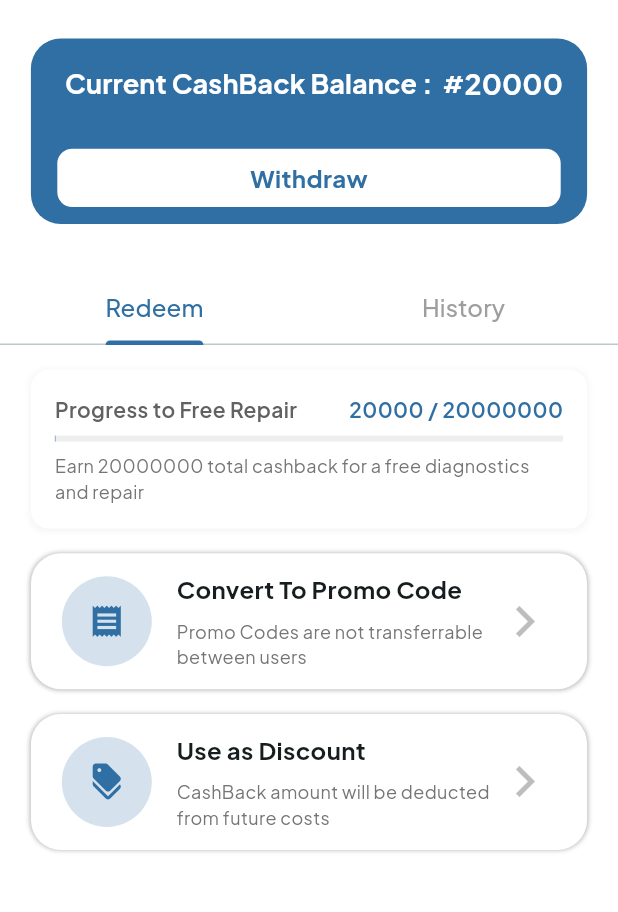
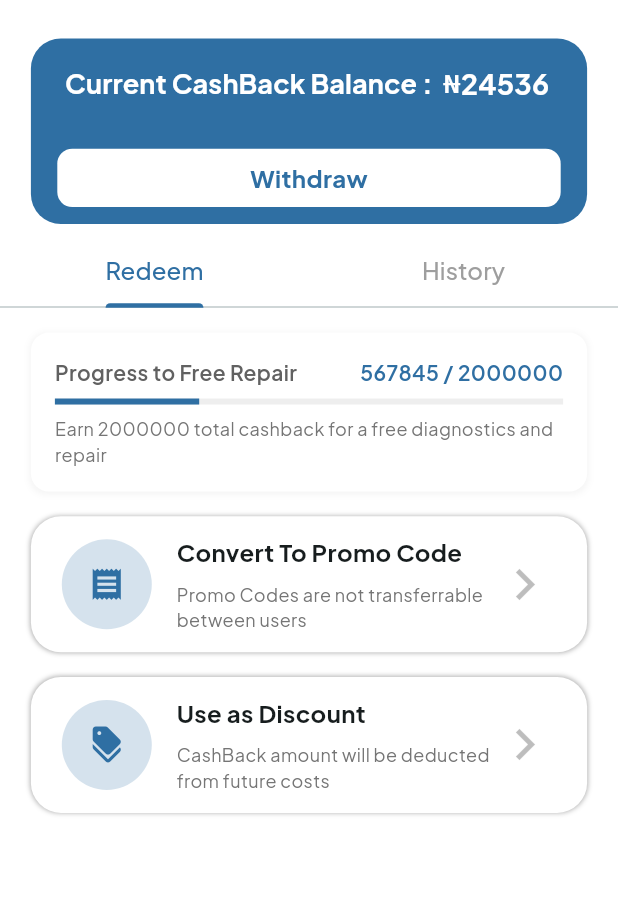
Before and after one commit to ThatLinuxGuyYouKnow/Rewards, a Flutter app: the screen it shows after launch, on a phone screen of 412 x 824 dp, the part 63-975 px from its top. Run offline on Flutter 3.47's test engine with Material 3 defaults, Android fonts, the phone set to English and light mode, and no system bars; our stand-ins replace google_fonts.

Commit message:
fixed total cashbacks relation to progress bat title

```diff
--- a/lib/MockData/cashBackHistoryEnquiryResponse.json
+++ b/lib/MockData/cashBackHistoryEnquiryResponse.json
@@ -5,8 +5,9 @@
             "firstName": "Ayobami",
             "lastName": "Alabi"
         },
-        "totalCashback": 200000000,
-        "cashbackBalance": 20000,
+        "totalCashback": 567845,
+        "cashbackBalance": 24536,
+        "cashback_goal": 2000000,
         "cashbackHistory": [
             {
                 "transactionID": "T12345",
--- a/lib/Tabs/historyTab.dart
+++ b/lib/Tabs/historyTab.dart
@@ -101,7 +101,7 @@ class _HistoryTabState extends State<HistoryTab> {
                   ),
                   child: HistoryTile(
                     cashBackDetails: historyItem['description'],
-                    cashBackAmount: '#${historyItem['amount']}',
+                    cashBackAmount: '₦${historyItem['amount']}',
                     cashBackType: historyItem['transactionType'] == 'cashBackIn'
                         ? CashBackType.cashBackIn
                         : CashBackType.cashBackOut,
--- a/lib/Tabs/rewardsTab.dart
+++ b/lib/Tabs/rewardsTab.dart
@@ -47,7 +47,8 @@ class _RedeemTabState extends State<RedeemTab> {
 
     // Access mock data fields for the widgets
     int currentCashback = mockData['cashbackBalance']; // Cashback balance
-    int goalCashback = 20000000; // Total cashback goal
+    int cashBackTotal = mockData['totalCashback'];
+    int goalCashback = mockData['cashback_goal']; // Total cashback goal
 
     return SingleChildScrollView(
       child: Padding(
@@ -57,7 +58,7 @@ class _RedeemTabState extends State<RedeemTab> {
             SizedBox(height: screenHeight * .02),
             // Progress bar showing cashback progress
             ProgressBarTile(
-              currentCashback: currentCashback.toDouble(),
+              cashBackTotal: cashBackTotal.toDouble(),
               goalCashback: goalCashback.toDouble(),
             ),
             SizedBox(height: screenHeight * .02),
--- a/lib/Tiles/progressBarTile.dart
+++ b/lib/Tiles/progressBarTile.dart
@@ -2,18 +2,18 @@ import 'package:flutter/material.dart';
 import 'package:google_fonts/google_fonts.dart';
 
 class ProgressBarTile extends StatelessWidget {
-  final double currentCashback;
+  final double cashBackTotal;
   final double goalCashback;
 
   const ProgressBarTile({
     Key? key,
-    required this.currentCashback,
+    required this.cashBackTotal,
     required this.goalCashback,
   }) : super(key: key);
 
   @override
   Widget build(BuildContext context) {
-    double progress = (currentCashback / goalCashback).clamp(0.0, 1.0);
+    double progress = (cashBackTotal / goalCashback).clamp(0.0, 1.0);
 
     return Container(
       padding: EdgeInsets.all(16),
@@ -44,7 +44,7 @@ class ProgressBarTile extends StatelessWidget {
                 ),
               ),
               Text(
-                '${currentCashback.toStringAsFixed(0)} / ${goalCashback.toStringAsFixed(0)}',
+                '${cashBackTotal.toStringAsFixed(0)} / ${goalCashback.toStringAsFixed(0)}',
                 style: GoogleFonts.plusJakartaSans(
                   fontSize: 14,
                   fontWeight: FontWeight.w600,
--- a/lib/Tiles/rewardBalanceTiles.dart
+++ b/lib/Tiles/rewardBalanceTiles.dart
@@ -27,7 +27,7 @@ class RewardBalanceTab extends StatelessWidget {
                     text: 'Current CashBack Balance :  ',
                     textSize: 18,
                   ),
-                  HighlightText(text: '#'),
+                  HighlightText(text: '₦'),
                   HighlightText(
                     text: cashbackBalance,
                     textSize: 19,
--- a/lib/mainRewardsScreen.dart
+++ b/lib/mainRewardsScreen.dart
@@ -71,7 +71,7 @@ class _MainRewardsScreenState extends State<MainRewardsScreen> {
                     ),
                     pinned: true, // Keeps the TabBar pinned at the top
                     floating: false,
-                    expandedHeight: screenHeight * 0.33, // Increased height
+                    expandedHeight: screenHeight * 0.3, // Increased height
                     flexibleSpace: FlexibleSpaceBar(
                       background: Padding(
                         padding: const EdgeInsets.only(top: 10),
```
Also changed, not shown: lib/Tiles/earnMoreTile.dart (added).
